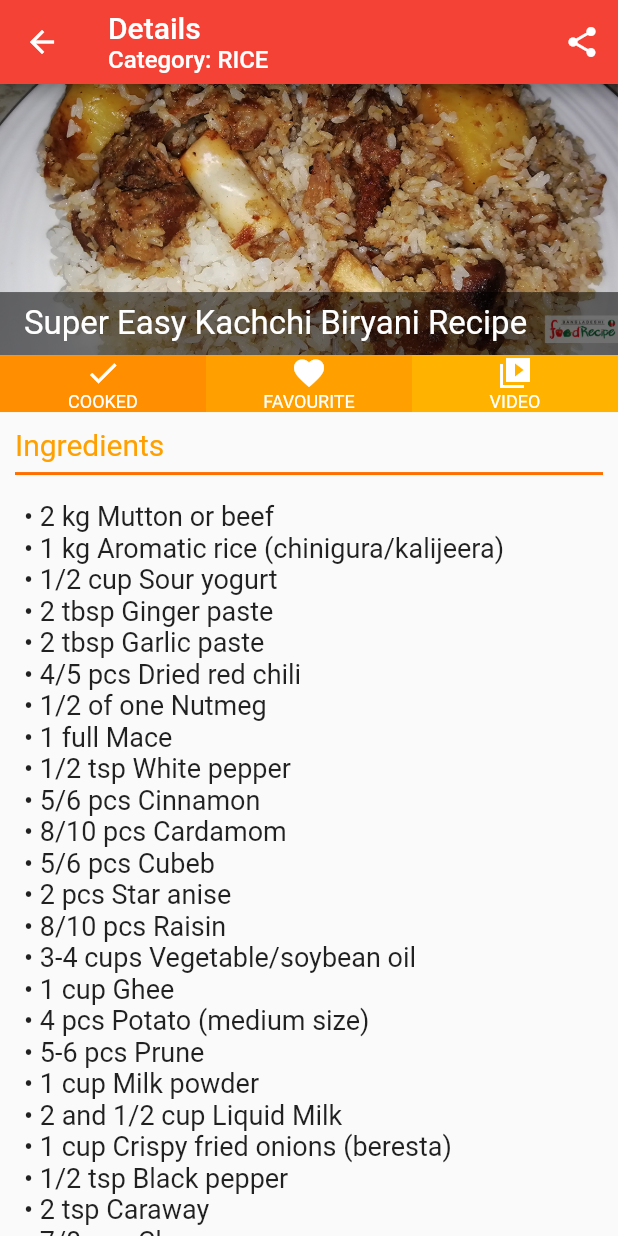
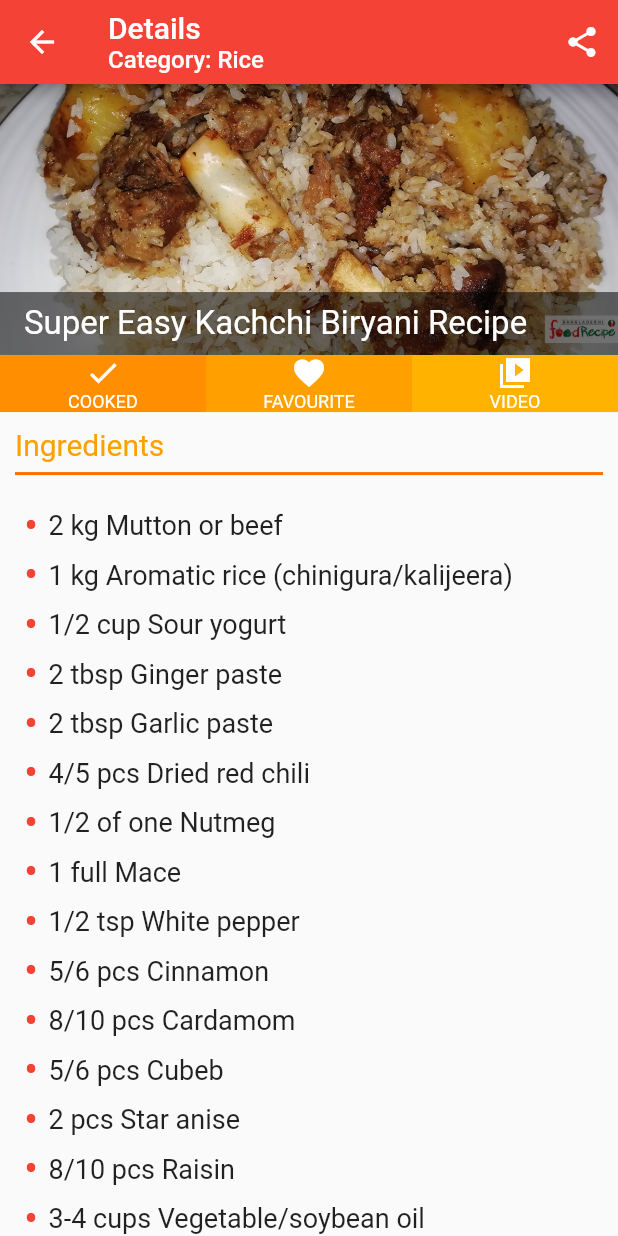
Before and after one commit to nayeemtby/keka_appa, a Flutter app: the screen it shows after launch, after a tap on "Super Easy Kachchi Biryani Recipe", on a phone screen of 412 x 824 dp. Run offline on Flutter 3.47's test engine with Material 2 defaults, Android fonts, the phone set to English and light mode, and no system bars; missing offline and left inert: webviewx.

Commit message:
Added custom category names and bullet color

```diff
--- a/lib/components.dart
+++ b/lib/components.dart
@@ -110,7 +110,7 @@ class _DetailsScreenState extends State<DetailsScreen> {
           children: [
             const Text("Details"),
             Text(
-              "Category: " + widget.cat.toUpperCase(),
+              "Category: " + catName[widget.cat]!,
               style: const TextStyle(fontSize: 16),
             ),
           ],
@@ -247,9 +247,18 @@ class _DetailsScreenState extends State<DetailsScreen> {
                           for (var i = 0;
                               i < widget.data["ingredients"].length;
                               i++)
-                            Text(
-                              "\u2022 " + widget.data["ingredients"][i],
-                              style: const TextStyle(fontSize: 18),
+                            Row(
+                              children: [
+                                const Text(
+                                  "\u2022 ",
+                                  style: TextStyle(
+                                      color: Colors.red, fontSize: 28),
+                                ),
+                                Text(
+                                  widget.data["ingredients"][i],
+                                  style: const TextStyle(fontSize: 18),
+                                ),
+                              ],
                             )
                         ],
                       ),
--- a/lib/data.dart
+++ b/lib/data.dart
@@ -1,4 +1,10 @@
-Map<String, String> catName = {};
+Map<String, String> catName = {
+  "bread": "Bread",
+  "dessert": "Desert",
+  "fast_food": "Fast Food",
+  "rice": "Rice",
+  "non_veg": "Non-Veg"
+};
 Map<String, dynamic> bdfood = {
   "bread": [
     {
```
